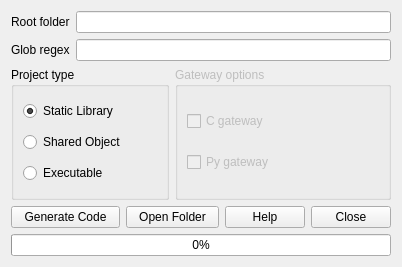
Before: the Qt Designer form PyCppGui/pycpp_template.ui in omarboukhris/parselibcpp, drawn with Qt 5.
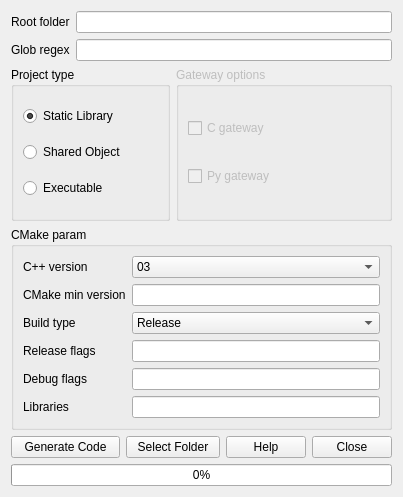
After: the same form once the commit is applied.

Commit message: updated gui; added cmake params

```diff
--- a/PyCppGui/pycpp_template.ui
+++ b/PyCppGui/pycpp_template.ui
@@ -6,16 +6,55 @@
    <rect>
     <x>0</x>
     <y>0</y>
-    <width>402</width>
-    <height>267</height>
+    <width>403</width>
+    <height>497</height>
    </rect>
   </property>
   <property name="windowTitle">
    <string>PyCpp GUI</string>
   </property>
   <layout class="QGridLayout" name="gridLayout_2">
-   <item row="1" column="1" colspan="5">
-    <widget class="QLineEdit" name="lineEdit_2"/>
+   <item row="0" column="0">
+    <widget class="QLabel" name="label">
+     <property name="text">
+      <string>Root folder</string>
+     </property>
+    </widget>
+   </item>
+   <item row="0" column="1" colspan="5">
+    <widget class="QLineEdit" name="lineEdit">
+     <property name="enabled">
+      <bool>true</bool>
+     </property>
+    </widget>
+   </item>
+   <item row="4" column="4">
+    <widget class="QPushButton" name="pushButton_4">
+     <property name="text">
+      <string>Help</string>
+     </property>
+    </widget>
+   </item>
+   <item row="4" column="0" colspan="2">
+    <widget class="QPushButton" name="pushButton_2">
+     <property name="text">
+      <string>Generate Code</string>
+     </property>
+    </widget>
+   </item>
+   <item row="4" column="5">
+    <widget class="QPushButton" name="pushButton_3">
+     <property name="text">
+      <string>Close</string>
+     </property>
+    </widget>
+   </item>
+   <item row="4" column="2" colspan="2">
+    <widget class="QPushButton" name="pushButton">
+     <property name="text">
+      <string>Select Folder</string>
+     </property>
+    </widget>
    </item>
    <item row="2" column="3" colspan="3">
     <widget class="QGroupBox" name="groupBox_2">
@@ -46,24 +85,17 @@
      </layout>
     </widget>
    </item>
-   <item row="3" column="4">
-    <widget class="QPushButton" name="pushButton_4">
-     <property name="text">
-      <string>Help</string>
+   <item row="5" column="0" colspan="6">
+    <widget class="QProgressBar" name="progressBar">
+     <property name="value">
+      <number>0</number>
      </property>
     </widget>
    </item>
-   <item row="0" column="0">
-    <widget class="QLabel" name="label">
+   <item row="1" column="0">
+    <widget class="QLabel" name="label_2">
      <property name="text">
-      <string>Root folder</string>
-     </property>
-    </widget>
-   </item>
-   <item row="3" column="0" colspan="2">
-    <widget class="QPushButton" name="pushButton_2">
-     <property name="text">
-      <string>Generate Code</string>
+      <string>Glob regex</string>
      </property>
     </widget>
    </item>
@@ -103,39 +135,116 @@
      </layout>
     </widget>
    </item>
-   <item row="1" column="0">
-    <widget class="QLabel" name="label_2">
-     <property name="text">
-      <string>Glob regex</string>
-     </property>
-    </widget>
+   <item row="1" column="1" colspan="5">
+    <widget class="QLineEdit" name="lineEdit_2"/>
    </item>
-   <item row="3" column="5">
-    <widget class="QPushButton" name="pushButton_3">
-     <property name="text">
-      <string>Close</string>
+   <item row="3" column="0" colspan="6">
+    <widget class="QGroupBox" name="groupBox_3">
+     <property name="title">
+      <string>CMake param</string>
      </property>
-    </widget>
-   </item>
-   <item row="0" column="1" colspan="5">
-    <widget class="QLineEdit" name="lineEdit">
-     <property name="enabled">
-      <bool>true</bool>
-     </property>
-    </widget>
-   </item>
-   <item row="3" column="2" colspan="2">
-    <widget class="QPushButton" name="pushButton">
-     <property name="text">
-      <string>Open Folder</string>
-     </property>
-    </widget>
-   </item>
-   <item row="4" column="0" colspan="6">
-    <widget class="QProgressBar" name="progressBar">
-     <property name="value">
-      <number>0</number>
-     </property>
+     <layout class="QGridLayout" name="gridLayout_4">
+      <item row="0" column="0">
+       <widget class="QLabel" name="label_7">
+        <property name="text">
+         <string>C++ version</string>
+        </property>
+       </widget>
+      </item>
+      <item row="0" column="1">
+       <widget class="QComboBox" name="comboBox">
+        <property name="currentText">
+         <string>17</string>
+        </property>
+        <item>
+         <property name="text">
+          <string>03</string>
+         </property>
+        </item>
+        <item>
+         <property name="text">
+          <string>11</string>
+         </property>
+        </item>
+        <item>
+         <property name="text">
+          <string>14</string>
+         </property>
+        </item>
+        <item>
+         <property name="text">
+          <string>17</string>
+         </property>
+        </item>
+        <item>
+         <property name="text">
+          <string>20</string>
+         </property>
+        </item>
+       </widget>
+      </item>
+      <item row="1" column="0">
+       <widget class="QLabel" name="label_6">
+        <property name="text">
+         <string>CMake min version</string>
+        </property>
+       </widget>
+      </item>
+      <item row="1" column="1">
+       <widget class="QLineEdit" name="lineEdit_3"/>
+      </item>
+      <item row="2" column="0">
+       <widget class="QLabel" name="label_3">
+        <property name="text">
+         <string>Build type</string>
+        </property>
+       </widget>
+      </item>
+      <item row="2" column="1">
+       <widget class="QComboBox" name="comboBox_2">
+        <item>
+         <property name="text">
+          <string>Release</string>
+         </property>
+        </item>
+        <item>
+         <property name="text">
+          <string>Debug</string>
+         </property>
+        </item>
+       </widget>
+      </item>
+      <item row="3" column="0">
+       <widget class="QLabel" name="label_4">
+        <property name="text">
+         <string>Release flags</string>
+        </property>
+       </widget>
+      </item>
+      <item row="3" column="1">
+       <widget class="QLineEdit" name="lineEdit_4"/>
+      </item>
+      <item row="4" column="0">
+       <widget class="QLabel" name="label_5">
+        <property name="text">
+         <string>Debug flags</string>
+        </property>
+       </widget>
+      </item>
+      <item row="4" column="1">
+       <widget class="QLineEdit" name="lineEdit_5"/>
+      </item>
+      <item row="5" column="0">
+       <widget class="QLabel" name="label_8">
+        <property name="text">
+         <string>Libraries</string>
+        </property>
+       </widget>
+      </item>
+      <item row="5" column="1">
+       <widget class="QLineEdit" name="lineEdit_6"/>
+      </item>
+     </layout>
     </widget>
    </item>
   </layout>
```
Left out of the diff: 17 changed lines with no effect on the pictures. The commit also changes 2 other files.
